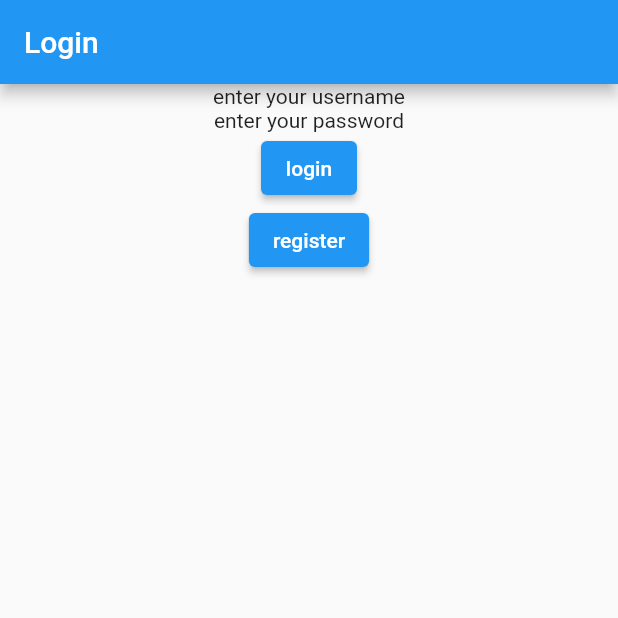
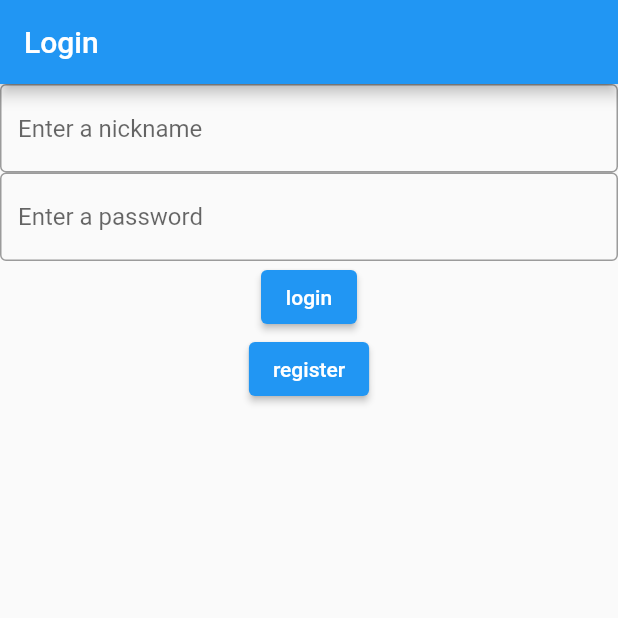
Before and after one commit to Waratax/project, a Flutter app: the screen it shows after launch, on a phone screen of 412 x 824 dp, the top half of it. Run offline on Flutter 3.47's test engine with Material 2 defaults, Android fonts, the phone set to English and light mode, and no system bars; missing offline and left inert: flutter_picker.

Commit message:
riceroll can do rolls, login and regiseter add textfields

```diff
--- a/lib/screens/Login.dart
+++ b/lib/screens/Login.dart
@@ -18,12 +18,20 @@ class _LoginScr extends State<LoginScr> {
               Container(
                   child: Align(
                 alignment: FractionalOffset.center,
-                child: Text("enter your username"),
+                child: TextField(
+                  decoration: const InputDecoration(
+                      border: OutlineInputBorder(),
+                      hintText: 'Enter a nickname'),
+                ),
               )),
               Container(
                   child: Align(
                 alignment: FractionalOffset.center,
-                child: Text("enter your password"),
+                child: TextField(
+                  decoration: const InputDecoration(
+                      border: OutlineInputBorder(),
+                      hintText: 'Enter a password'),
+                ),
               )),
               ElevatedButton(
                   onPressed: () {
@@ -35,7 +43,7 @@ class _LoginScr extends State<LoginScr> {
                   child: Text("login")),
               ElevatedButton(
                   onPressed: () {
-                    Navigator.pushNamed(context, "/Register");
+                    Navigator.pushNamed(context, "/register");
                   },
                   child: Text("register")),
             ],
--- a/pubspec.yaml
+++ b/pubspec.yaml
@@ -29,6 +29,7 @@ dependencies:
   # Use with the CupertinoIcons class for iOS style icons.
   cupertino_icons: ^1.0.2
   provider: ^6.0.1
+  flutter_picker: ^2.0.1
 
 dev_dependencies:
   flutter_test:
```
Also changed, not shown: lib/screens/DiceRoll.dart (+58 -5 lines), lib/screens/Register.dart (+18 -4 lines), pubspec.lock.
